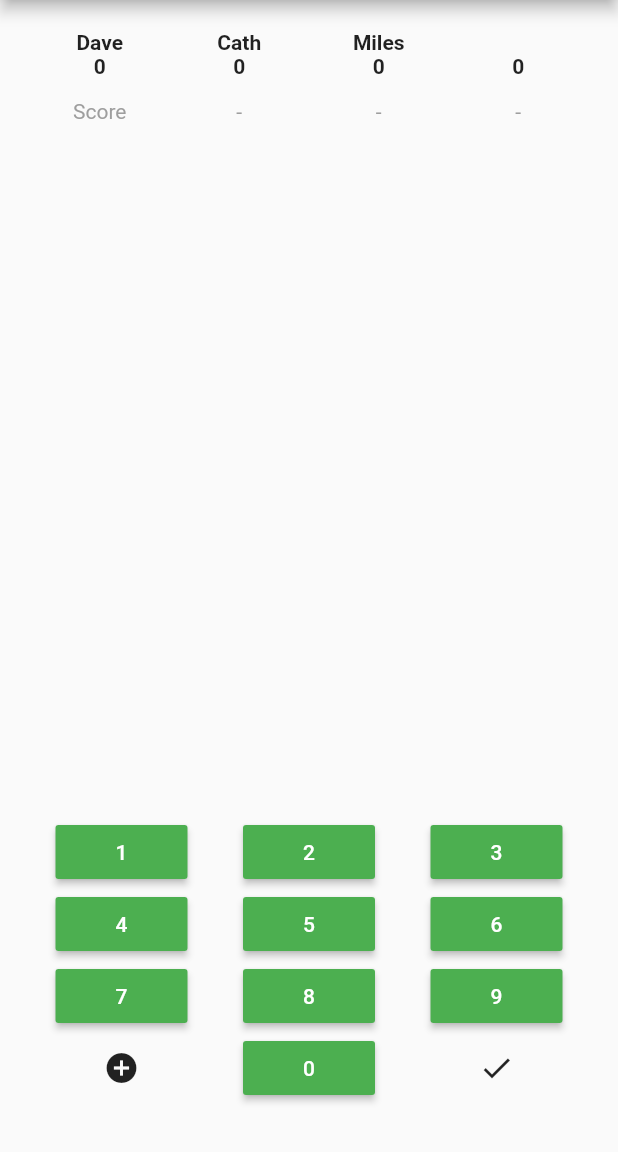
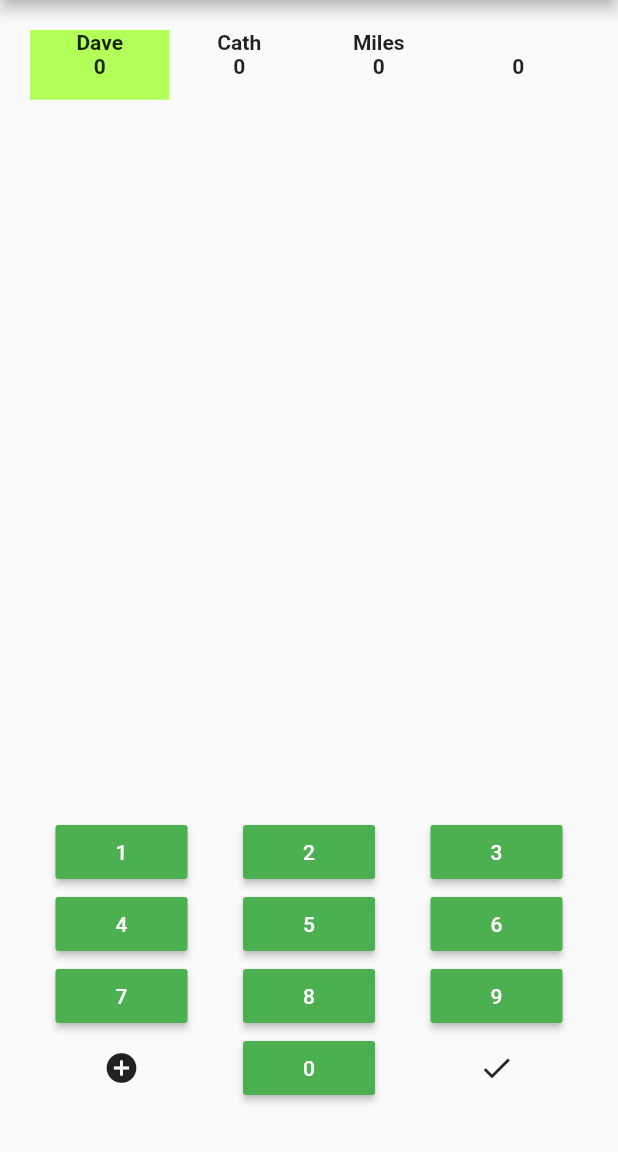
Before and after one commit to dgodd/scorekeeper, a Flutter app: the screen it shows after launch, after a tap on the "done" icon, after a tap on the "navigate next" icon, on a phone screen of 412 x 824 dp, the part 84-1236 px from its top. Run offline on Flutter 3.47's test engine with Material 2 defaults, Android fonts, the phone set to English and light mode, and no system bars; our stand-ins replace math_expressions, tuple.

Commit message:
simplify data entry display

```diff
--- a/lib/keyboard.dart
+++ b/lib/keyboard.dart
@@ -1,9 +1,9 @@
 import 'package:flutter/material.dart';
 
 class Keyboard extends StatefulWidget {
-  Keyboard({Key key, @required this.onChange, @required this.onDone}) : super(key: key);
+  Keyboard({Key key, @required this.onDone})
+      : super(key: key);
 
-  final Function onChange;
   final Function onDone;
 
   @override
@@ -15,9 +15,19 @@ class _Keyboard extends State<Keyboard> {
 
   @override
   Widget build(BuildContext context) {
-    return Column(
-        children: [
+    return Column(children: [
+      Row(mainAxisAlignment: MainAxisAlignment.center, children: [
         Text(text),
+        text == "" ? Spacer() : IconButton(
+          icon: Icon(Icons.backspace),
+          tooltip: 'Backspace',
+          onPressed: () {
+            setState(() {
+              text = text.substring(0, text.length - 1);
+            });
+          },
+        ),
+      ]),
       Row(
           mainAxisAlignment: MainAxisAlignment.spaceEvenly,
           children: ["1", "2", "3"]
@@ -28,7 +38,6 @@ class _Keyboard extends State<Keyboard> {
                   onPressed: () {
                     setState(() {
                       text += v;
-                      widget.onChange(text);
                     });
                   }))
               .toList()),
@@ -42,7 +51,6 @@ class _Keyboard extends State<Keyboard> {
                   onPressed: () {
                     setState(() {
                       text += v;
-                      widget.onChange(text);
                     });
                   }))
               .toList()),
@@ -56,20 +64,18 @@ class _Keyboard extends State<Keyboard> {
                   onPressed: () {
                     setState(() {
                       text += v;
-                  widget.onChange(text);
                     });
                   }))
               .toList()),
-    Row(
-      mainAxisAlignment: MainAxisAlignment.spaceEvenly,
-      children: [
+      Row(mainAxisAlignment: MainAxisAlignment.spaceEvenly, children: [
         IconButton(
           icon: Icon(Icons.add_circle),
           tooltip: 'Add Score',
-          onPressed: () { setState(() {
+          onPressed: () {
+            setState(() {
               text += "+";
-            widget.onChange(text);
-          }); },
+            });
+          },
         ),
         RaisedButton(
           child: Text("0", style: TextStyle(color: Colors.white)),
@@ -78,21 +84,20 @@ class _Keyboard extends State<Keyboard> {
           onPressed: () {
             setState(() {
               text += "0";
-              widget.onChange(text);
             });
           },
         ),
         IconButton(
           icon: Icon(Icons.done),
           tooltip: 'Add Score',
-          onPressed: () { setState(() {
+          onPressed: () {
+            setState(() {
               widget.onDone(text);
               text = "";
-            widget.onChange(text);
-          }); },
+            });
+          },
         ),
-      ]
-    ),
+      ]),
     ]);
   }
 }
--- a/lib/scores.dart
+++ b/lib/scores.dart
@@ -17,7 +17,6 @@ class ScoresPage extends StatefulWidget {
 class _ScoresPageState extends State<ScoresPage> {
   List<Tuple2<String, List<int>>> _scores;
   var _focusedPlayerIdx = 0;
-  var _focusedPlayerText = "";
 
   @override
   initState() {
@@ -51,7 +50,7 @@ class _ScoresPageState extends State<ScoresPage> {
             child: GridView.builder(
           primary: false,
           padding: const EdgeInsets.all(20.0),
-          itemCount: (_scores.length * (2 + _maxScores)),
+          itemCount: (_scores.length * (1 + _maxScores)),
           gridDelegate: new SliverGridDelegateWithFixedCrossAxisCount(
               crossAxisCount: _scores.length, childAspectRatio: 2),
           itemBuilder: (BuildContext context, int index) {
@@ -59,30 +58,15 @@ class _ScoresPageState extends State<ScoresPage> {
             final player = _scores[playerIdx];
             if (index < _scores.length) {
               var total = player.item2.fold(0, (t, v) => t + v);
-              return Text(
+              return GestureDetector(
+                  onTap: () => setState(() => _focusedPlayerIdx = playerIdx),
+                  child:Container(color: playerIdx == _focusedPlayerIdx ? Colors.lightGreenAccent : null, child: Text(
                 "${player.item1}\n$total",
                 textAlign: TextAlign.center,
                 style: TextStyle(fontWeight: FontWeight.bold),
-              );
-            } else if (index < (_scores.length * 2)) {
-              if (playerIdx == _focusedPlayerIdx) {
-                if (_focusedPlayerText == "") {
-                  return Text("Score", textAlign: TextAlign.center, style: TextStyle(color: Colors.grey));
-                } else {
-                  return Text(_focusedPlayerText, textAlign: TextAlign.center);
-                }
-              } else {
-                return GestureDetector(
-                  onTap: () {
-                    setState(() {
-                      _focusedPlayerIdx = playerIdx;
-                    });
-                  },
-                  child: Text("-", textAlign: TextAlign.center, style: TextStyle(color: Colors.grey)),
-                );
-              }
+              )));
             } else {
-              var scoreIdx = (index / _scores.length).floor() - 2;
+              var scoreIdx = (index / _scores.length).floor() - 1;
               if (scoreIdx < player.item2.length) {
                 return Text(
                     "${player.item2[scoreIdx]} (${player.item2.length - scoreIdx})",
@@ -94,7 +78,6 @@ class _ScoresPageState extends State<ScoresPage> {
           },
         )),
         Keyboard(
-          onChange: (t) => setState(() { _focusedPlayerText = t; }),
           onDone: (t) => setState(() {
             addScore(t);
             _focusedPlayerIdx = (_focusedPlayerIdx + 1) % _scores.length;
```
Lines whose indentation alone changed are shown as unchanged.
